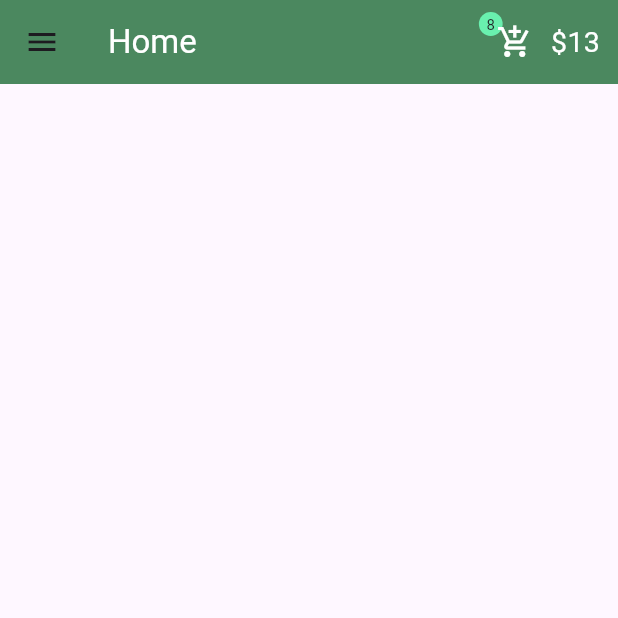
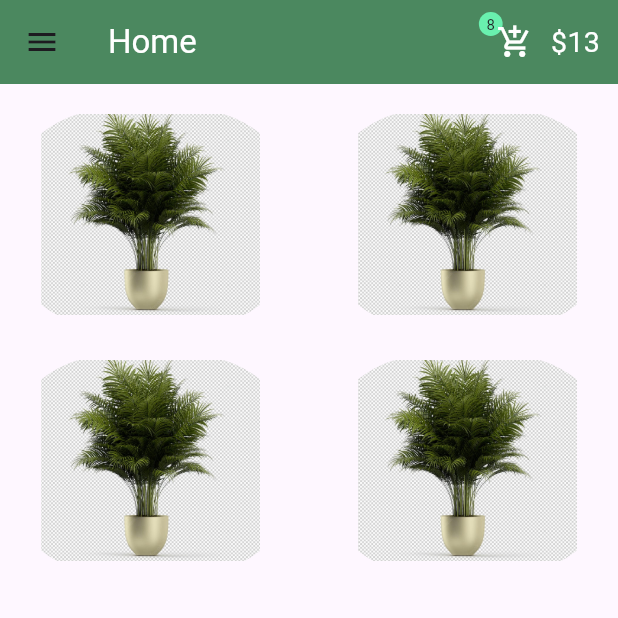
Before and after one commit to Ghada-Mohamed-Khalaf/E-commerce, a Flutter app: the screen it shows after launch, on a phone screen of 412 x 824 dp, the top half of it. Run offline on Flutter 3.47's test engine with Material 3 defaults, Android fonts, the phone set to English and light mode, and no system bars.

Commit message:
add  some properties  in Gridview.builder

```diff
--- a/lib/views/home_page.dart
+++ b/lib/views/home_page.dart
@@ -24,35 +24,31 @@ class HomePage extends StatelessWidget {
                 "Ghada Mohamed ",
                 style: TextStyle(),
               ),
-                  accountEmail: Text("ghada@gmail.com"),),
+              accountEmail: Text("ghada@gmail.com"),
+            ),
             ListTile(
               title: Text("Home"),
               leading: Icon(Icons.home),
-              onTap: (){},
+              onTap: () {},
             ),
             ListTile(
               title: Text("My Products"),
               leading: Icon(Icons.add_shopping_cart),
-              onTap: (){},
+              onTap: () {},
             ),
             ListTile(
               title: Text("About"),
               leading: Icon(Icons.help_center),
-              onTap: (){},
+              onTap: () {},
             ),
             ListTile(
               title: Text("Logout"),
               leading: Icon(Icons.exit_to_app),
-              onTap: (){},
+              onTap: () {},
             ),
-
           ],
         ),
-
-
-
       ),
-
       appBar: AppBar(
         backgroundColor: kPrimaryColor,
         title: Text(
@@ -91,7 +87,37 @@ class HomePage extends StatelessWidget {
           )
         ],
       ),
-      body: GridView.builder(gridDelegate: SliverGridDelegateWithFixedCrossAxisCount(crossAxisCount: 2), itemBuilder: (BuildContext context,int index)),
+      body: Padding(
+        padding: const EdgeInsets.only(top:20),
+        child: GridView.builder(
+            gridDelegate: SliverGridDelegateWithFixedCrossAxisCount(
+                crossAxisCount: 2,
+                crossAxisSpacing: 10,
+                mainAxisSpacing: 30,
+                childAspectRatio: 3 / 2),
+            itemCount: 4,
+            itemBuilder: (BuildContext context, int index) {
+              return GestureDetector(
+                onTap: (){},
+                child: GridTile(
+                  child: Stack(
+                    children:[ Positioned(
+                      right: 0,
+                      left: 0,
+                      top: -3,
+                      bottom: -9,
+                      child:
+                      ClipRRect(
+                        borderRadius: BorderRadius.circular(80),
+                        child: Image.asset("assets/image/1.jpg")),
+                    ),
+                ],
+                  ),
+
+                ),
+              );
+            }),
+      ),
     );
   }
 }
```
Also changed, not shown: assets/image/1.jpg (added), assets/image/2.jpg (added), assets/image/3.jpg (added), assets/image/4.jpg (added), assets/image/5.jpg (added), assets/image/6.jpg (added), assets/image/7.jpg (added), assets/image/8.jpg (added). Lines whose indentation alone changed are shown as unchanged.
